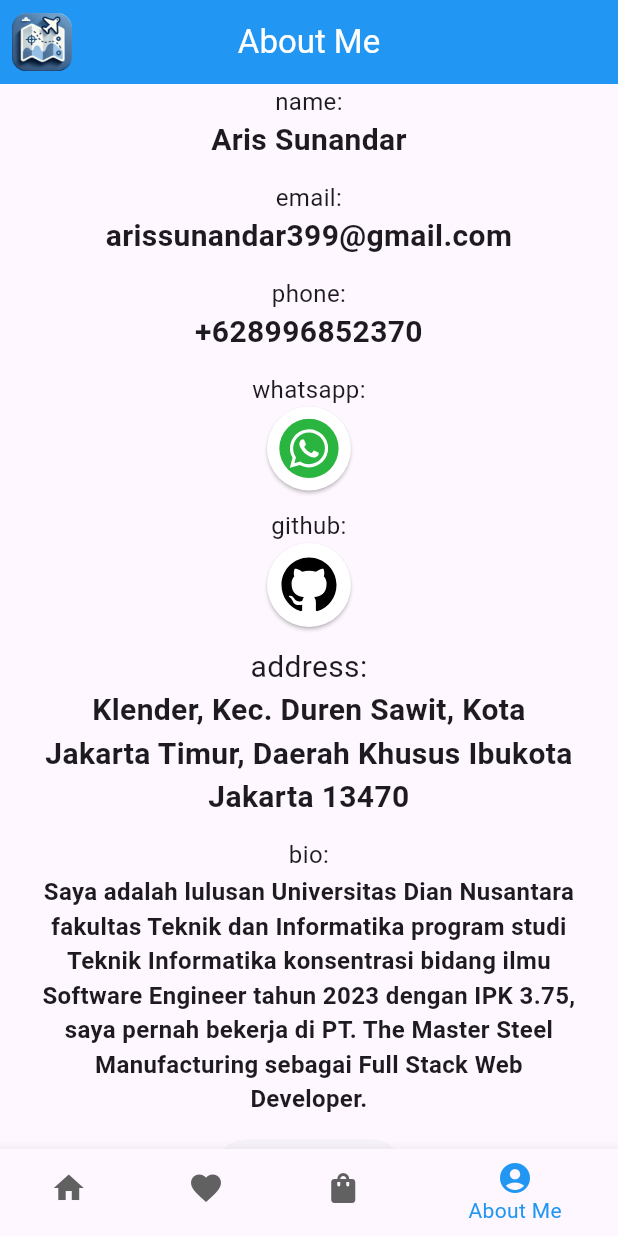
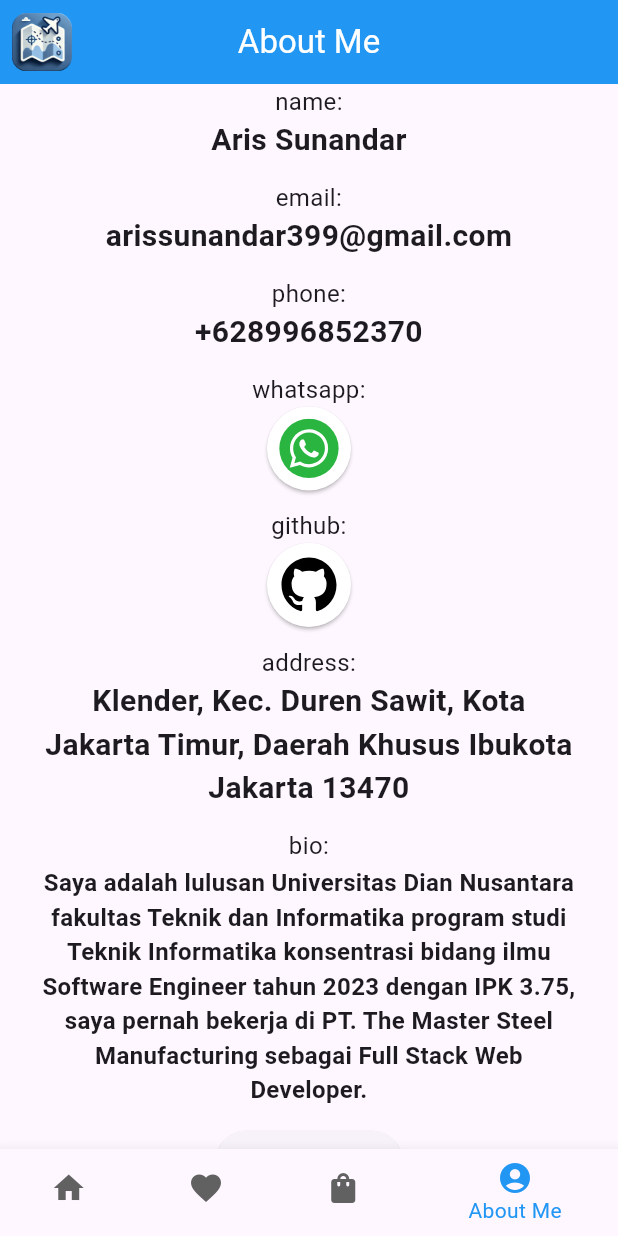
Before and after one commit to arssnndr/my-trip-app, a Flutter app: the screen it shows after launch, swiped to page 4, on a phone screen of 412 x 824 dp. Run offline on Flutter 3.47's test engine with Material 3 defaults, Android fonts, the phone set to English and light mode, and no system bars; our stand-ins replace carousel_slider, flutter_svg, open_file, photo_view.

Commit message:
fix: text: fontsize address

```diff
--- a/lib/pages/about_me_page.dart
+++ b/lib/pages/about_me_page.dart
@@ -170,7 +170,7 @@ class _AboutMePageState extends State<AboutMePage> {
                 SizedBox(height: 12),
                 Text(
                   'address:',
-                  style: TextStyle(fontSize: 20),
+                  style: TextStyle(fontSize: 16),
                   textAlign: TextAlign.center,
                 ),
                 Text(
```
